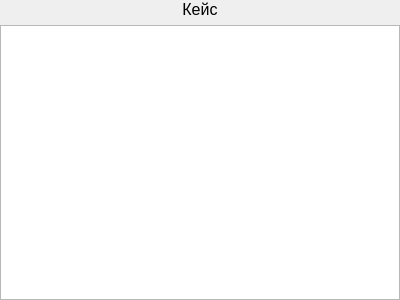
The window that training/questionpage.ui (TheMrButcher/offline-mentor) describes before a commit, drawn with Qt 5.
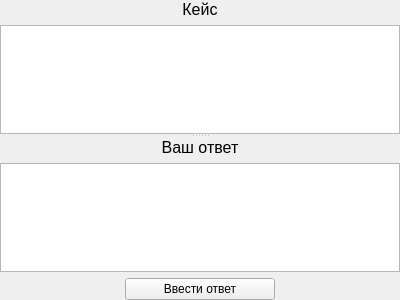
The same window after the commit.

Commit message:
Добавил форму для ответа
Пока что ответ никуда не сохраняется, прогресс отслеживается только на
странице тренажера и не сохраняется.
Closed #6

Patch:
```diff
--- a/training/questionpage.ui
+++ b/training/questionpage.ui
@@ -13,7 +13,7 @@
   <property name="windowTitle">
    <string>Form</string>
   </property>
-  <layout class="QVBoxLayout" name="verticalLayout">
+  <layout class="QVBoxLayout" name="verticalLayout_3">
    <property name="leftMargin">
     <number>0</number>
    </property>
@@ -27,6 +27,13 @@
     <number>0</number>
    </property>
    <item>
+    <widget class="QSplitter" name="splitter">
+     <property name="orientation">
+      <enum>Qt::Vertical</enum>
+     </property>
+     <widget class="QWidget" name="verticalLayoutWidget">
+      <layout class="QVBoxLayout" name="verticalLayout">
+       <item>
     <widget class="QLabel" name="titleLabel">
      <property name="font">
       <font>
@@ -43,6 +50,75 @@
    </item>
    <item>
     <widget class="QTextBrowser" name="questionBrowser"/>
+       </item>
+      </layout>
+     </widget>
+     <widget class="QWidget" name="verticalLayoutWidget_2">
+      <layout class="QVBoxLayout" name="verticalLayout_2">
+       <item>
+        <widget class="QLabel" name="label">
+         <property name="font">
+          <font>
+           <pointsize>12</pointsize>
+          </font>
+         </property>
+         <property name="text">
+          <string>Ваш ответ</string>
+         </property>
+         <property name="alignment">
+          <set>Qt::AlignCenter</set>
+         </property>
+        </widget>
+       </item>
+       <item>
+        <widget class="QTextEdit" name="answerEdit"/>
+       </item>
+      </layout>
+     </widget>
+    </widget>
+   </item>
+   <item>
+    <layout class="QHBoxLayout" name="horizontalLayout">
+     <item>
+      <spacer name="horizontalSpacer">
+       <property name="orientation">
+        <enum>Qt::Horizontal</enum>
+       </property>
+       <property name="sizeHint" stdset="0">
+        <size>
+         <width>40</width>
+         <height>20</height>
+        </size>
+       </property>
+      </spacer>
+     </item>
+     <item>
+      <widget class="QPushButton" name="enterButton">
+       <property name="minimumSize">
+        <size>
+         <width>150</width>
+         <height>0</height>
+        </size>
+       </property>
+       <property name="text">
+        <string>Ввести ответ</string>
+       </property>
+      </widget>
+     </item>
+     <item>
+      <spacer name="horizontalSpacer_2">
+       <property name="orientation">
+        <enum>Qt::Horizontal</enum>
+       </property>
+       <property name="sizeHint" stdset="0">
+        <size>
+         <width>40</width>
+         <height>20</height>
+        </size>
+       </property>
+      </spacer>
+     </item>
+    </layout>
    </item>
   </layout>
  </widget>
```
Lines whose indentation alone changed are shown as unchanged. The commit also changes 7 other files.
